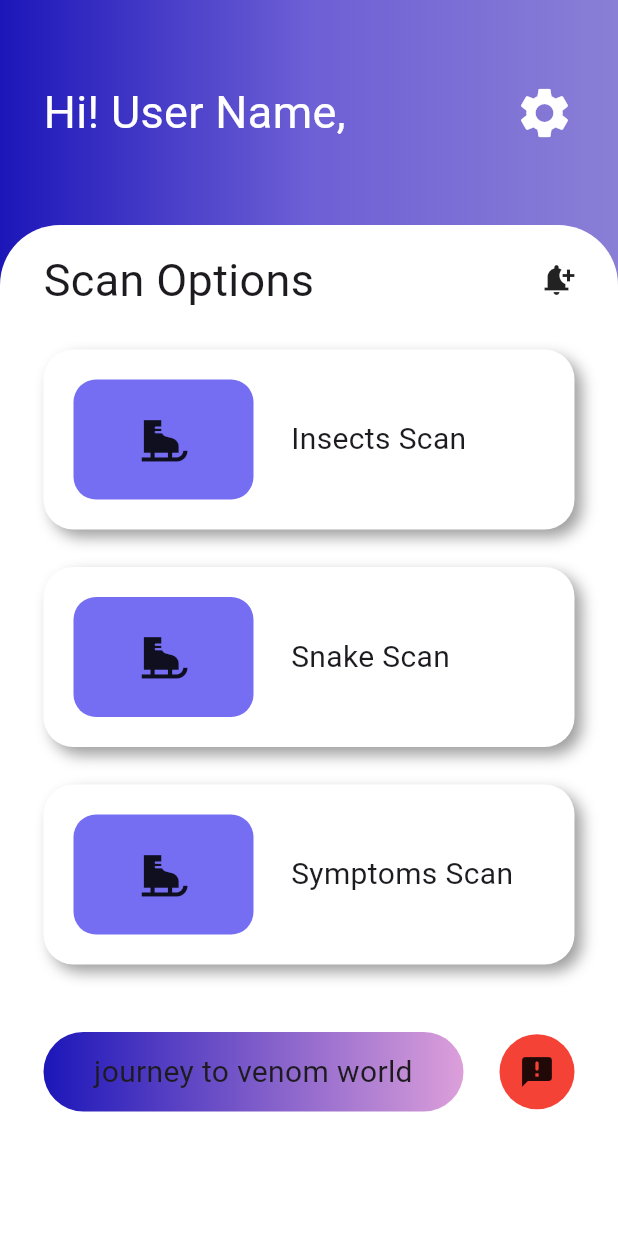
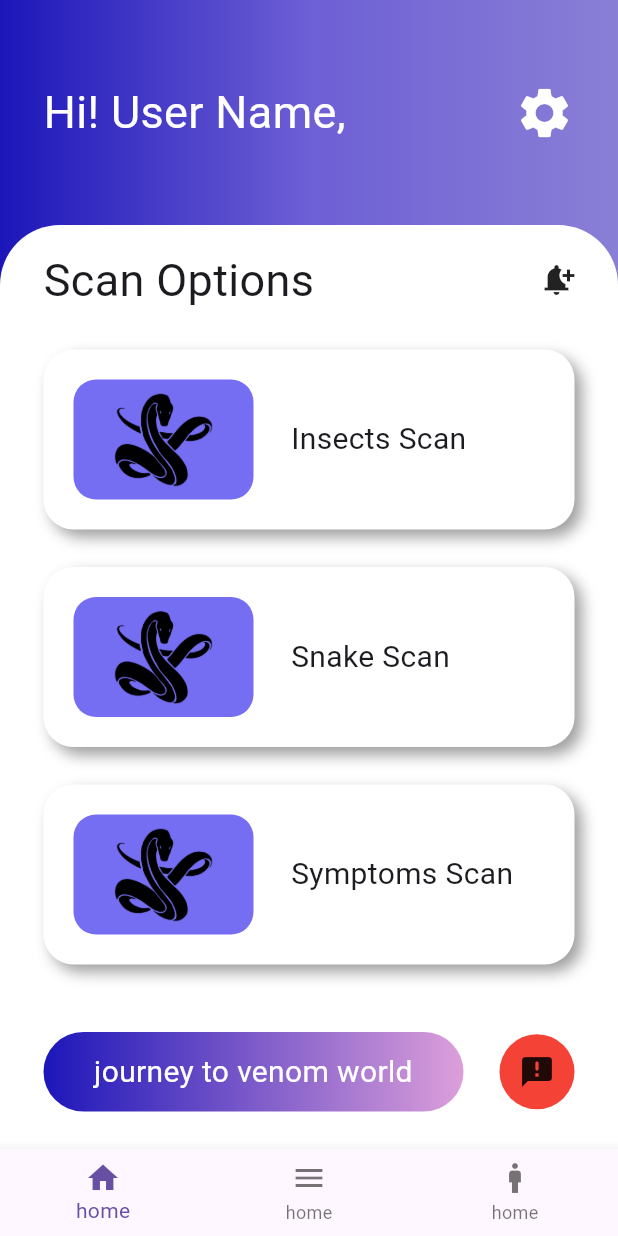
Before and after one commit to PulinduYK/VenomVerseApp, a Flutter app: the screen it shows after launch, on a phone screen of 412 x 824 dp. Run offline on Flutter 3.47's test engine with Material 3 defaults, Android fonts, the phone set to English and light mode, and no system bars.

Commit message:
re updated
update error

```diff
--- a/App/lib/Functions/Pages/home_page.dart
+++ b/App/lib/Functions/Pages/home_page.dart
@@ -8,6 +8,13 @@ class HomePage extends StatelessWidget {
   @override
   Widget build(BuildContext context) {
     return Scaffold(
+      bottomNavigationBar: BottomNavigationBar(
+        items: [
+          BottomNavigationBarItem(icon: Icon(Icons.home), label: "home"),
+          BottomNavigationBarItem(icon: Icon(Icons.menu), label: "home"),
+          BottomNavigationBarItem(icon: Icon(Icons.man), label: "home"),
+        ],
+      ),
       body: Container(
         //height: double.infinity,
         decoration: BoxDecoration(
--- a/App/lib/Functions/Pages/home_page_content.dart
+++ b/App/lib/Functions/Pages/home_page_content.dart
@@ -72,21 +72,21 @@ class HomePageContent extends StatelessWidget {
                     height: 25,
                   ),
                   HomepageCard(
-                    iconData: Icons.ice_skating,
+                    imgPath: "assets/snake.png",
                     option: "Insects Scan",
                   ),
                   SizedBox(
                     height: 25,
                   ),
                   HomepageCard(
-                    iconData: Icons.ice_skating,
+                    imgPath: "assets/snake.png",
                     option: "Snake Scan",
                   ),
                   SizedBox(
                     height: 25,
                   ),
                   HomepageCard(
-                    iconData: Icons.ice_skating,
+                    imgPath: "assets/snake.png",
                     option: "Symptoms Scan",
                   ),
                   SizedBox(
@@ -109,6 +109,7 @@ class HomePageContent extends StatelessWidget {
                             "journey to venom world",
                             style: TextStyle(
                               fontSize: 20,
+                              color: Colors.white,
                             ),
                             textAlign: TextAlign.center,
                           ),
--- a/App/lib/Functions/reusable_widgets/homepage_card.dart
+++ b/App/lib/Functions/reusable_widgets/homepage_card.dart
@@ -1,9 +1,10 @@
 import 'package:flutter/material.dart';
 
 class HomepageCard extends StatelessWidget {
-  final IconData iconData;
+  //final IconData iconData;
   final String option;
-  const HomepageCard({super.key, required this.iconData, required this.option});
+  final String imgPath;
+  const HomepageCard({super.key, required this.option, required this.imgPath});
 
   @override
   Widget build(BuildContext context) {
@@ -31,9 +32,8 @@ class HomepageCard extends StatelessWidget {
                 color: Color(0xFF756EF3),
                 borderRadius: BorderRadius.circular(15),
               ),
-              child: Icon(
-                iconData,
-                size: 35,
+              child: Image.asset(
+                imgPath,
               ),
             ),
             SizedBox(
--- a/App/pubspec.yaml
+++ b/App/pubspec.yaml
@@ -58,9 +58,8 @@ flutter:
   uses-material-design: true
 
   # To add assets to your application, add an assets section, like this:
-  # assets:
-  #   - images/a_dot_burr.jpeg
-  #   - images/a_dot_ham.jpeg
+  assets:
+    - assets/snake.png
 
   # An image asset can refer to one or more resolution-specific "variants", see
   # https://flutter.dev/to/resolution-aware-images
```
Also changed, not shown: App/lib/Functions/Pages/test.dart (+15 -1 lines), App/assets/snake.png (added).
